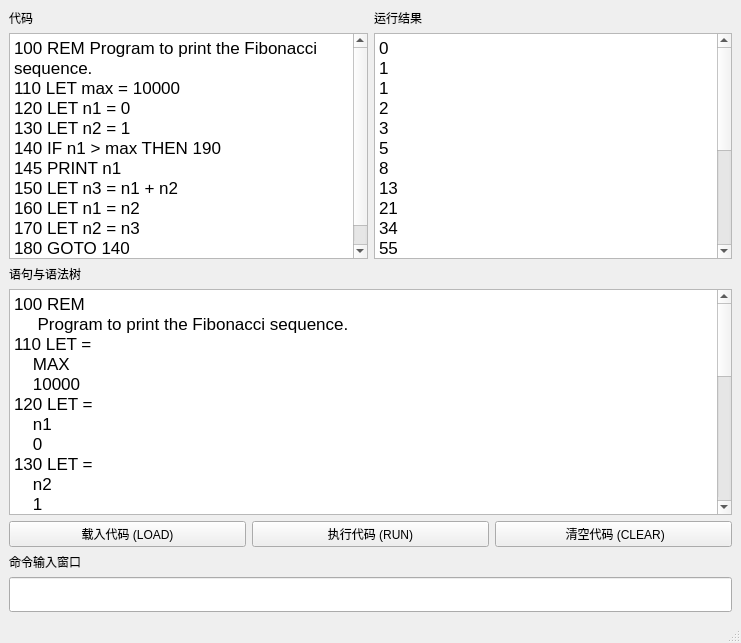
The window that mainwindow.ui (rjys365/SEP_QBasic) describes before a commit, drawn with Qt 5.
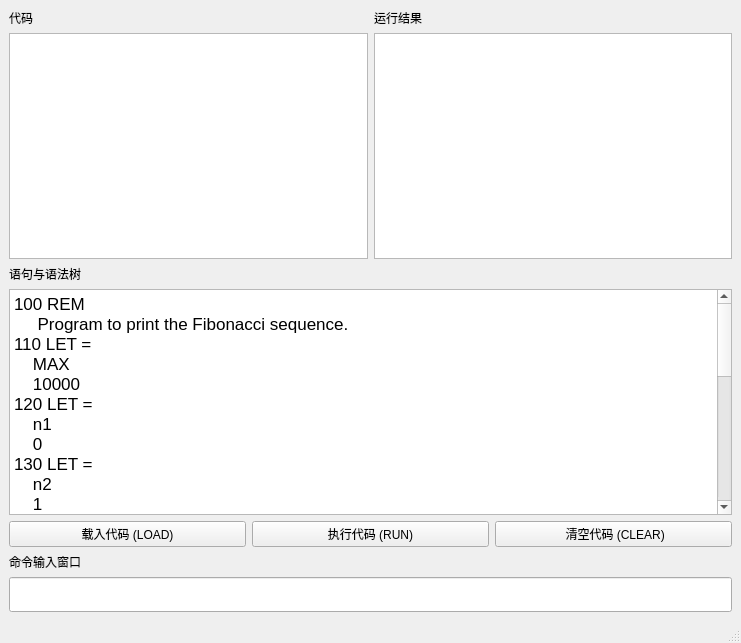
The same window after the commit.

Diff of the .ui file:
```diff
--- a/mainwindow.ui
+++ b/mainwindow.ui
@@ -47,20 +47,11 @@
             </property>
             <property name="html">
              <string>&lt;!DOCTYPE HTML PUBLIC &quot;-//W3C//DTD HTML 4.0//EN&quot; &quot;http://www.w3.org/TR/REC-html40/strict.dtd&quot;&gt;
-&lt;html&gt;&lt;head&gt;&lt;meta name=&quot;qrichtext&quot; content=&quot;1&quot; /&gt;&lt;style type=&quot;text/css&quot;&gt;
+&lt;html&gt;&lt;head&gt;&lt;meta name=&quot;qrichtext&quot; content=&quot;1&quot; /&gt;&lt;meta charset=&quot;utf-8&quot; /&gt;&lt;style type=&quot;text/css&quot;&gt;
 p, li { white-space: pre-wrap; }
-&lt;/style&gt;&lt;/head&gt;&lt;body style=&quot; font-family:'.AppleSystemUIFont'; font-size:13pt; font-weight:400; font-style:normal;&quot;&gt;
-&lt;p style=&quot; margin-top:0px; margin-bottom:0px; margin-left:0px; margin-right:0px; -qt-block-indent:0; text-indent:0px;&quot;&gt;100 REM Program to print the Fibonacci sequence.&lt;/p&gt;
-&lt;p style=&quot; margin-top:0px; margin-bottom:0px; margin-left:0px; margin-right:0px; -qt-block-indent:0; text-indent:0px;&quot;&gt;110 LET max = 10000&lt;/p&gt;
-&lt;p style=&quot; margin-top:0px; margin-bottom:0px; margin-left:0px; margin-right:0px; -qt-block-indent:0; text-indent:0px;&quot;&gt;120 LET n1 = 0&lt;/p&gt;
-&lt;p style=&quot; margin-top:0px; margin-bottom:0px; margin-left:0px; margin-right:0px; -qt-block-indent:0; text-indent:0px;&quot;&gt;130 LET n2 = 1&lt;/p&gt;
-&lt;p style=&quot; margin-top:0px; margin-bottom:0px; margin-left:0px; margin-right:0px; -qt-block-indent:0; text-indent:0px;&quot;&gt;140 IF n1 &amp;gt; max THEN 190&lt;/p&gt;
-&lt;p style=&quot; margin-top:0px; margin-bottom:0px; margin-left:0px; margin-right:0px; -qt-block-indent:0; text-indent:0px;&quot;&gt;145 PRINT n1&lt;/p&gt;
-&lt;p style=&quot; margin-top:0px; margin-bottom:0px; margin-left:0px; margin-right:0px; -qt-block-indent:0; text-indent:0px;&quot;&gt;150 LET n3 = n1 + n2&lt;/p&gt;
-&lt;p style=&quot; margin-top:0px; margin-bottom:0px; margin-left:0px; margin-right:0px; -qt-block-indent:0; text-indent:0px;&quot;&gt;160 LET n1 = n2&lt;/p&gt;
-&lt;p style=&quot; margin-top:0px; margin-bottom:0px; margin-left:0px; margin-right:0px; -qt-block-indent:0; text-indent:0px;&quot;&gt;170 LET n2 = n3&lt;/p&gt;
-&lt;p style=&quot; margin-top:0px; margin-bottom:0px; margin-left:0px; margin-right:0px; -qt-block-indent:0; text-indent:0px;&quot;&gt;180 GOTO 140&lt;/p&gt;
-&lt;p style=&quot; margin-top:0px; margin-bottom:0px; margin-left:0px; margin-right:0px; -qt-block-indent:0; text-indent:0px;&quot;&gt;190 END&lt;/p&gt;&lt;/body&gt;&lt;/html&gt;</string>
+hr { height: 1px; border-width: 0; }
+&lt;/style&gt;&lt;/head&gt;&lt;body style=&quot; font-family:'Microsoft YaHei UI'; font-size:9pt; font-weight:400; font-style:normal;&quot;&gt;
+&lt;p style=&quot;-qt-paragraph-type:empty; margin-top:0px; margin-bottom:0px; margin-left:0px; margin-right:0px; -qt-block-indent:0; text-indent:0px;&quot;&gt;&lt;br /&gt;&lt;/p&gt;&lt;/body&gt;&lt;/html&gt;</string>
             </property>
            </widget>
           </item>
@@ -79,30 +70,11 @@
            <widget class="QTextBrowser" name="textBrowser">
             <property name="html">
              <string>&lt;!DOCTYPE HTML PUBLIC &quot;-//W3C//DTD HTML 4.0//EN&quot; &quot;http://www.w3.org/TR/REC-html40/strict.dtd&quot;&gt;
-&lt;html&gt;&lt;head&gt;&lt;meta name=&quot;qrichtext&quot; content=&quot;1&quot; /&gt;&lt;style type=&quot;text/css&quot;&gt;
+&lt;html&gt;&lt;head&gt;&lt;meta name=&quot;qrichtext&quot; content=&quot;1&quot; /&gt;&lt;meta charset=&quot;utf-8&quot; /&gt;&lt;style type=&quot;text/css&quot;&gt;
 p, li { white-space: pre-wrap; }
-&lt;/style&gt;&lt;/head&gt;&lt;body style=&quot; font-family:'.AppleSystemUIFont'; font-size:13pt; font-weight:400; font-style:normal;&quot;&gt;
-&lt;p style=&quot; margin-top:0px; margin-bottom:0px; margin-left:0px; margin-right:0px; -qt-block-indent:0; text-indent:0px;&quot;&gt;0&lt;/p&gt;
-&lt;p style=&quot; margin-top:0px; margin-bottom:0px; margin-left:0px; margin-right:0px; -qt-block-indent:0; text-indent:0px;&quot;&gt;1&lt;/p&gt;
-&lt;p style=&quot; margin-top:0px; margin-bottom:0px; margin-left:0px; margin-right:0px; -qt-block-indent:0; text-indent:0px;&quot;&gt;1&lt;/p&gt;
-&lt;p style=&quot; margin-top:0px; margin-bottom:0px; margin-left:0px; margin-right:0px; -qt-block-indent:0; text-indent:0px;&quot;&gt;2&lt;/p&gt;
-&lt;p style=&quot; margin-top:0px; margin-bottom:0px; margin-left:0px; margin-right:0px; -qt-block-indent:0; text-indent:0px;&quot;&gt;3&lt;/p&gt;
-&lt;p style=&quot; margin-top:0px; margin-bottom:0px; margin-left:0px; margin-right:0px; -qt-block-indent:0; text-indent:0px;&quot;&gt;5&lt;/p&gt;
-&lt;p style=&quot; margin-top:0px; margin-bottom:0px; margin-left:0px; margin-right:0px; -qt-block-indent:0; text-indent:0px;&quot;&gt;8&lt;/p&gt;
-&lt;p style=&quot; margin-top:0px; margin-bottom:0px; margin-left:0px; margin-right:0px; -qt-block-indent:0; text-indent:0px;&quot;&gt;13&lt;/p&gt;
-&lt;p style=&quot; margin-top:0px; margin-bottom:0px; margin-left:0px; margin-right:0px; -qt-block-indent:0; text-indent:0px;&quot;&gt;21&lt;/p&gt;
-&lt;p style=&quot; margin-top:0px; margin-bottom:0px; margin-left:0px; margin-right:0px; -qt-block-indent:0; text-indent:0px;&quot;&gt;34&lt;/p&gt;
-&lt;p style=&quot; margin-top:0px; margin-bottom:0px; margin-left:0px; margin-right:0px; -qt-block-indent:0; text-indent:0px;&quot;&gt;55&lt;/p&gt;
-&lt;p style=&quot; margin-top:0px; margin-bottom:0px; margin-left:0px; margin-right:0px; -qt-block-indent:0; text-indent:0px;&quot;&gt;89&lt;/p&gt;
-&lt;p style=&quot; margin-top:0px; margin-bottom:0px; margin-left:0px; margin-right:0px; -qt-block-indent:0; text-indent:0px;&quot;&gt;144&lt;/p&gt;
-&lt;p style=&quot; margin-top:0px; margin-bottom:0px; margin-left:0px; margin-right:0px; -qt-block-indent:0; text-indent:0px;&quot;&gt;233&lt;/p&gt;
-&lt;p style=&quot; margin-top:0px; margin-bottom:0px; margin-left:0px; margin-right:0px; -qt-block-indent:0; text-indent:0px;&quot;&gt;377&lt;/p&gt;
-&lt;p style=&quot; margin-top:0px; margin-bottom:0px; margin-left:0px; margin-right:0px; -qt-block-indent:0; text-indent:0px;&quot;&gt;610&lt;/p&gt;
-&lt;p style=&quot; margin-top:0px; margin-bottom:0px; margin-left:0px; margin-right:0px; -qt-block-indent:0; text-indent:0px;&quot;&gt;987&lt;/p&gt;
-&lt;p style=&quot; margin-top:0px; margin-bottom:0px; margin-left:0px; margin-right:0px; -qt-block-indent:0; text-indent:0px;&quot;&gt;1597&lt;/p&gt;
-&lt;p style=&quot; margin-top:0px; margin-bottom:0px; margin-left:0px; margin-right:0px; -qt-block-indent:0; text-indent:0px;&quot;&gt;2584&lt;/p&gt;
-&lt;p style=&quot; margin-top:0px; margin-bottom:0px; margin-left:0px; margin-right:0px; -qt-block-indent:0; text-indent:0px;&quot;&gt;4181&lt;/p&gt;
-&lt;p style=&quot; margin-top:0px; margin-bottom:0px; margin-left:0px; margin-right:0px; -qt-block-indent:0; text-indent:0px;&quot;&gt;6765&lt;/p&gt;&lt;/body&gt;&lt;/html&gt;</string>
+hr { height: 1px; border-width: 0; }
+&lt;/style&gt;&lt;/head&gt;&lt;body style=&quot; font-family:'Microsoft YaHei UI'; font-size:9pt; font-weight:400; font-style:normal;&quot;&gt;
+&lt;p style=&quot;-qt-paragraph-type:empty; margin-top:0px; margin-bottom:0px; margin-left:0px; margin-right:0px; -qt-block-indent:0; text-indent:0px;&quot;&gt;&lt;br /&gt;&lt;/p&gt;&lt;/body&gt;&lt;/html&gt;</string>
             </property>
            </widget>
           </item>
```
Left out of the diff: 67 changed lines with no effect on the pictures.
